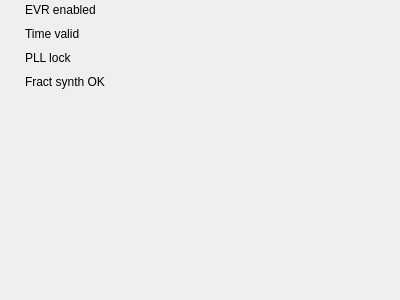
paulscherrerinstitute/mrfioc2, file evrMrmApp/opi/EVR/G_EVR_PCIe_main-status.ui: the form before one commit.
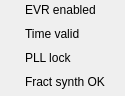
The form after the commit. Custom widgets are drawn as their Qt base class.

The edit to the form file:
```diff
--- a/evrMrmApp/opi/EVR/G_EVR_PCIe_main-status.ui
+++ b/evrMrmApp/opi/EVR/G_EVR_PCIe_main-status.ui
@@ -6,8 +6,8 @@
    <rect>
     <x>0</x>
     <y>0</y>
-    <width>400</width>
-    <height>300</height>
+    <width>125</width>
+    <height>96</height>
    </rect>
   </property>
   <property name="windowTitle">
```
